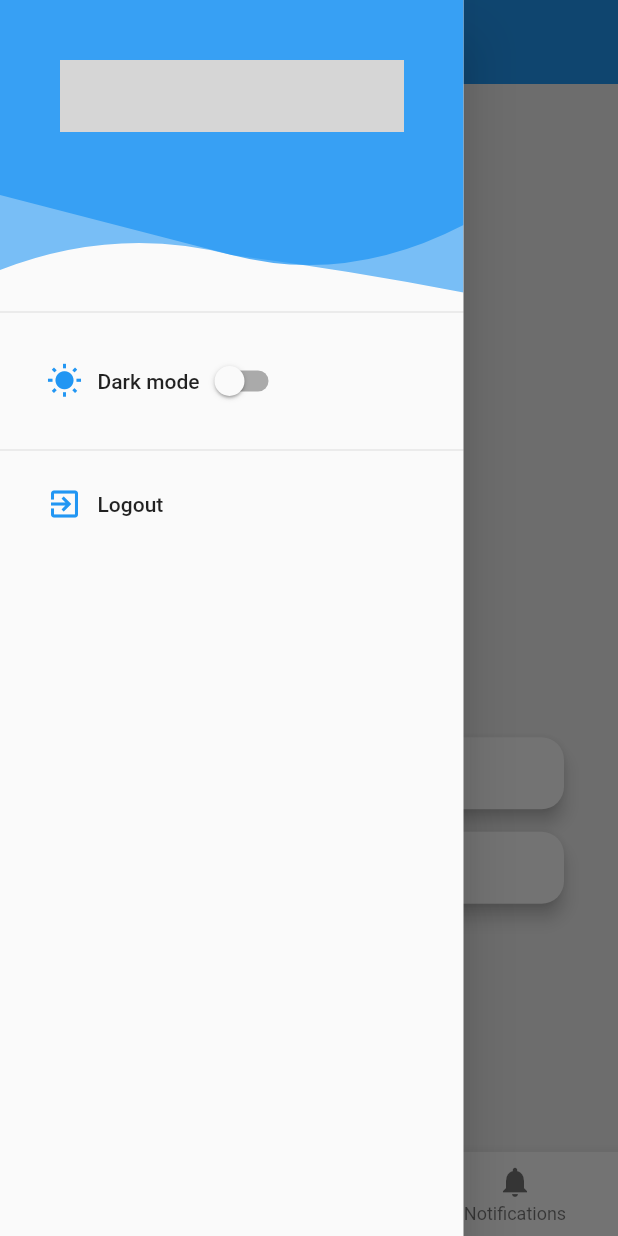
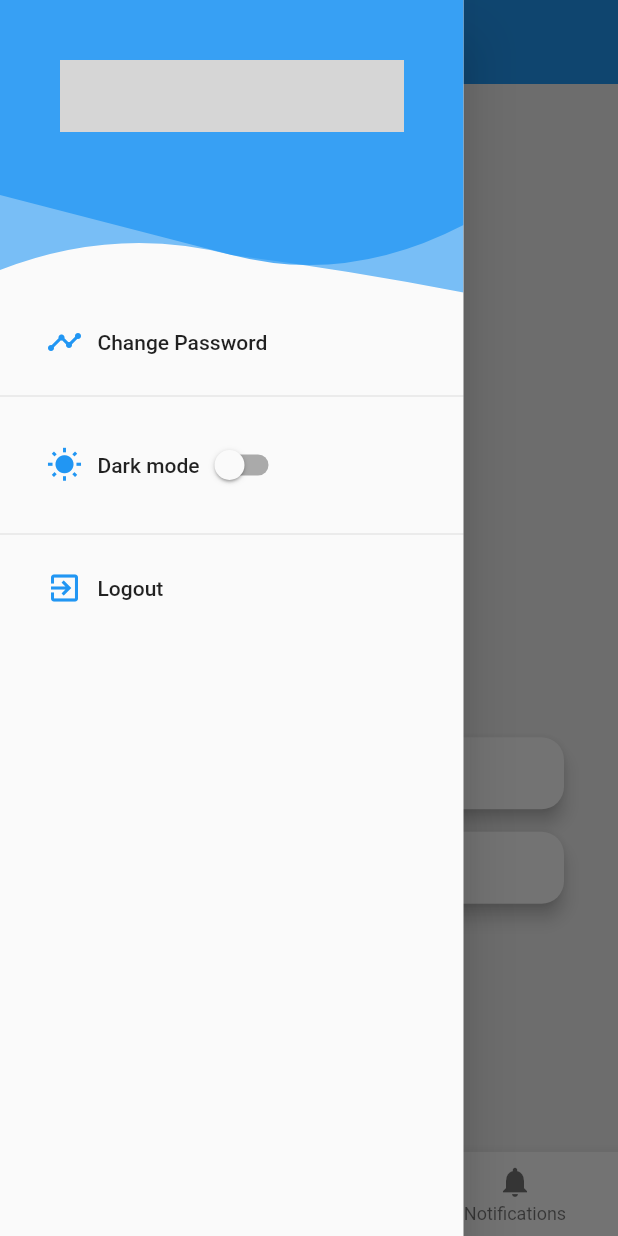
Before and after one commit to derejetabzaw/akile_attendance_system, a Flutter app: the Home screen opened by its route, with the side drawer open, on a phone screen of 412 x 824 dp. Run offline on Flutter 3.47's test engine with Material 2 defaults, Android fonts, the phone set to English and light mode, and no system bars; our stand-ins replace shared_preferences; missing offline and left inert: rounded_letter; accounts and stored records are empty; Roboto replaces fonts that are missing (TimesNewRoman); grey boxes are pictures that could not be loaded.

Commit message:
added change password to nav drawer

```diff
--- a/lib/pages/drawer/navigationDrawer.dart
+++ b/lib/pages/drawer/navigationDrawer.dart
@@ -112,7 +112,7 @@ class _SideDrawer extends State<SideDrawer> implements ShouldImp {
                           children: [
                             Container(
                               child: RoundedLetter(
-                                text: getRoundLetter(getEmail(context))
+                                text: getRoundLetter(getStaffId(context))
                                     .toUpperCase(),
                                 shapeType: ShapeType.circle,
                                 shapeColor: PRIMARY_COLOR.withOpacity(0.5),
@@ -125,7 +125,7 @@ class _SideDrawer extends State<SideDrawer> implements ShouldImp {
                             SizedBox(height: 15.0),
                             Expanded(
                               child: Text(
-                                getEmail(context),
+                                getStaffId(context),
                                 style: TextStyle(
                                     color: Colors.white,
                                     fontSize: 16.0,
@@ -142,14 +142,14 @@ class _SideDrawer extends State<SideDrawer> implements ShouldImp {
                 ),
               ),
 
-              // ListTile(
-              //   onTap: () {
-              //     Navigator.pop(context);
-              //     Navigator.push(
-              //         context, SlideLeftRoute(page: ContactListPage()));
-              //   },
-              //   title: _buildRow(Icons.timeline, "Contact Sync"),
-              // ),
+              ListTile(
+                onTap: () {
+                  Navigator.pop(context);
+                  // Navigator.push(
+                  //     context, SlideLeftRoute(page()));
+                },
+                title: _buildRow(Icons.timeline, "Change Password"),
+              ),
               Divider(),
               ListTile(
                 onTap: () {},
```
